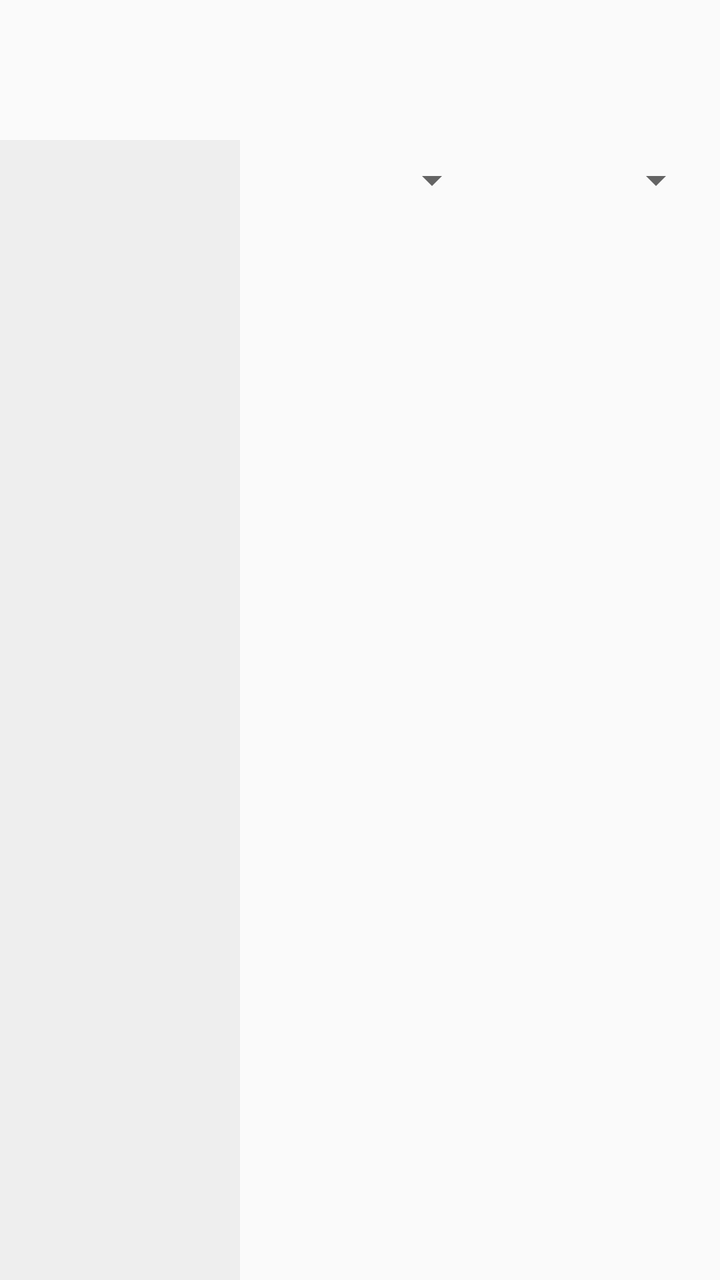
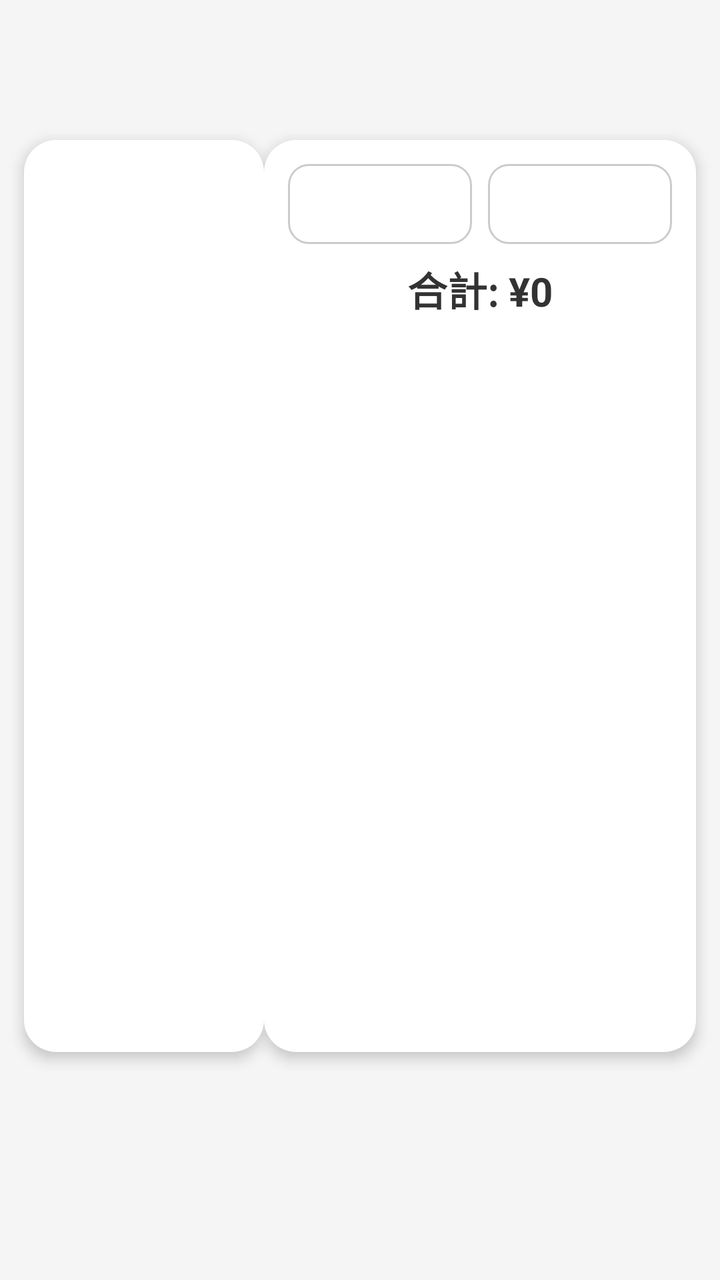

The first picture is an Android layout as it rendered before a commit; the second is the same layout after the commit. The layout source and the unified diff follow.
<!-- AndroidManifest.xml: application theme Theme.OkoLog -->
<!-- res/layout/fragment_transaction_list.xml -->
<androidx.constraintlayout.widget.ConstraintLayout
    xmlns:android="http://schemas.android.com/apk/res/android"
    xmlns:app="http://schemas.android.com/apk/res-auto"
    android:layout_width="match_parent"
    android:layout_height="match_parent">

    <LinearLayout
        android:id="@+id/left_panel"
        android:orientation="vertical"
        android:layout_width="120dp"
        android:layout_height="0dp"
        android:background="#EEEEEE"
        android:layout_marginTop="70dp"
        app:layout_constraintTop_toTopOf="parent"
        app:layout_constraintBottom_toBottomOf="parent"
        app:layout_constraintStart_toStartOf="parent">

        
        <androidx.recyclerview.widget.RecyclerView
            android:id="@+id/category_tab_list"
            android:layout_width="match_parent"
            android:layout_height="match_parent" />
    </LinearLayout>

    <LinearLayout
        android:id="@+id/right_panel"
        android:orientation="vertical"
        android:layout_width="0dp"
        android:layout_height="0dp"
        android:padding="8dp"
        android:layout_marginTop="70dp"
        app:layout_constraintTop_toTopOf="parent"
        app:layout_constraintBottom_toBottomOf="parent"
        app:layout_constraintStart_toEndOf="@id/left_panel"
        app:layout_constraintEnd_toEndOf="parent">

        
        <LinearLayout
            android:layout_width="match_parent"
            android:layout_height="wrap_content"
            android:orientation="horizontal">
            <Spinner
                android:id="@+id/year_spinner"
                android:layout_width="0dp"
                android:layout_weight="1"
                android:layout_height="wrap_content"/>
            <Spinner
                android:id="@+id/month_spinner"
                android:layout_width="0dp"
                android:layout_weight="1"
                android:layout_height="wrap_content"/>
        </LinearLayout>

        
        <TextView
            android:id="@+id/text_total_amount"
            android:layout_width="match_parent"
            android:layout_height="wrap_content"
            android:textSize="18sp"
            android:textStyle="bold"
            android:gravity="center"
            android:padding="12dp"/>

        
        <androidx.recyclerview.widget.RecyclerView
            android:id="@+id/recycler_view"
            android:layout_width="match_parent"
            android:layout_height="0dp"
            android:layout_weight="1"/>
    </LinearLayout>

</androidx.constraintlayout.widget.ConstraintLayout>
<!-- resources referenced by this layout -->
<resources>
  <style name="Theme.OkoLog" parent="Theme.AppCompat.Light.NoActionBar" />
</resources>

<!-- the commit's change to res/layout/fragment_transaction_list.xml (unified diff, before → after) -->
@@ -2,33 +2,44 @@
     xmlns:android="http://schemas.android.com/apk/res/android"
     xmlns:app="http://schemas.android.com/apk/res-auto"
     android:layout_width="match_parent"
-    android:layout_height="match_parent">
+    android:layout_height="match_parent"
+    android:background="#F5F5F5">
 
+    
     <LinearLayout
         android:id="@+id/left_panel"
         android:orientation="vertical"
         android:layout_width="120dp"
         android:layout_height="0dp"
-        android:background="#EEEEEE"
         android:layout_marginTop="70dp"
+        android:layout_marginStart="12dp"
+        android:layout_marginBottom="114dp"
+        android:background="@drawable/bg_rounded_card"
+        android:elevation="4dp"
         app:layout_constraintTop_toTopOf="parent"
         app:layout_constraintBottom_toBottomOf="parent"
         app:layout_constraintStart_toStartOf="parent">
 
-        
         <androidx.recyclerview.widget.RecyclerView
             android:id="@+id/category_tab_list"
             android:layout_width="match_parent"
-            android:layout_height="match_parent" />
+            android:layout_height="match_parent"
+            android:padding="8dp"
+            android:clipToPadding="false" />
     </LinearLayout>
 
+    
     <LinearLayout
         android:id="@+id/right_panel"
         android:orientation="vertical"
         android:layout_width="0dp"
         android:layout_height="0dp"
-        android:padding="8dp"
         android:layout_marginTop="70dp"
+        android:layout_marginEnd="12dp"
+        android:layout_marginBottom="114dp"
+        android:padding="12dp"
+        android:background="@drawable/bg_rounded_card"
+        android:elevation="4dp"
         app:layout_constraintTop_toTopOf="parent"
         app:layout_constraintBottom_toBottomOf="parent"
         app:layout_constraintStart_toEndOf="@id/left_panel"
@@ -38,17 +49,25 @@
         <LinearLayout
             android:layout_width="match_parent"
             android:layout_height="wrap_content"
-            android:orientation="horizontal">
+            android:orientation="horizontal"
+            android:paddingBottom="8dp">
+
             <Spinner
                 android:id="@+id/year_spinner"
                 android:layout_width="0dp"
                 android:layout_weight="1"
-                android:layout_height="wrap_content"/>
+                android:layout_height="40dp"
+                android:background="@drawable/bg_rounded_input"
+                android:padding="8dp"/>
+
             <Spinner
                 android:id="@+id/month_spinner"
                 android:layout_width="0dp"
                 android:layout_weight="1"
-                android:layout_height="wrap_content"/>
+                android:layout_height="40dp"
+                android:layout_marginStart="8dp"
+                android:background="@drawable/bg_rounded_input"
+                android:padding="8dp"/>
         </LinearLayout>
 
         
@@ -56,17 +75,21 @@
             android:id="@+id/text_total_amount"
             android:layout_width="match_parent"
             android:layout_height="wrap_content"
-            android:textSize="18sp"
+            android:text="合計: ¥0"
+            android:textSize="20sp"
             android:textStyle="bold"
+            android:textColor="#333333"
             android:gravity="center"
-            android:padding="12dp"/>
+            android:paddingBottom="12dp"/>
 
         
         <androidx.recyclerview.widget.RecyclerView
             android:id="@+id/recycler_view"
             android:layout_width="match_parent"
             android:layout_height="0dp"
-            android:layout_weight="1"/>
+            android:layout_weight="1"
+            android:clipToPadding="false"
+            android:paddingBottom="8dp" />
     </LinearLayout>
 
 </androidx.constraintlayout.widget.ConstraintLayout>
<!-- resource entries referenced after the edit -->
@@ -1,5 +1,28 @@
 <!-- resources referenced by this layout -->
 <resources>
+  <!-- drawable bg_rounded_card (drawable) -->
+  <?xml version="1.0" encoding="utf-8"?>
+  
+  <shape xmlns:android="http://schemas.android.com/apk/res/android"
+      android:shape="rectangle">
+      <solid android:color="@android:color/white" />
+      <corners android:radius="16dp" />
+      <padding
+          android:left="12dp"
+          android:top="12dp"
+          android:right="12dp"
+          android:bottom="12dp"/>
+      <elevation android:height="4dp"/>
+  </shape>
+  <!-- drawable bg_rounded_input (drawable) -->
+  <?xml version="1.0" encoding="utf-8"?>
+  
+  <shape xmlns:android="http://schemas.android.com/apk/res/android"
+      android:shape="rectangle">
+      <solid android:color="#FFFFFF"/>
+      <stroke android:width="1dp" android:color="#CCCCCC"/>
+      <corners android:radius="10dp"/>
+  </shape>
   <style name="Theme.OkoLog" parent="Theme.AppCompat.Light.NoActionBar" />
 </resources>
 
